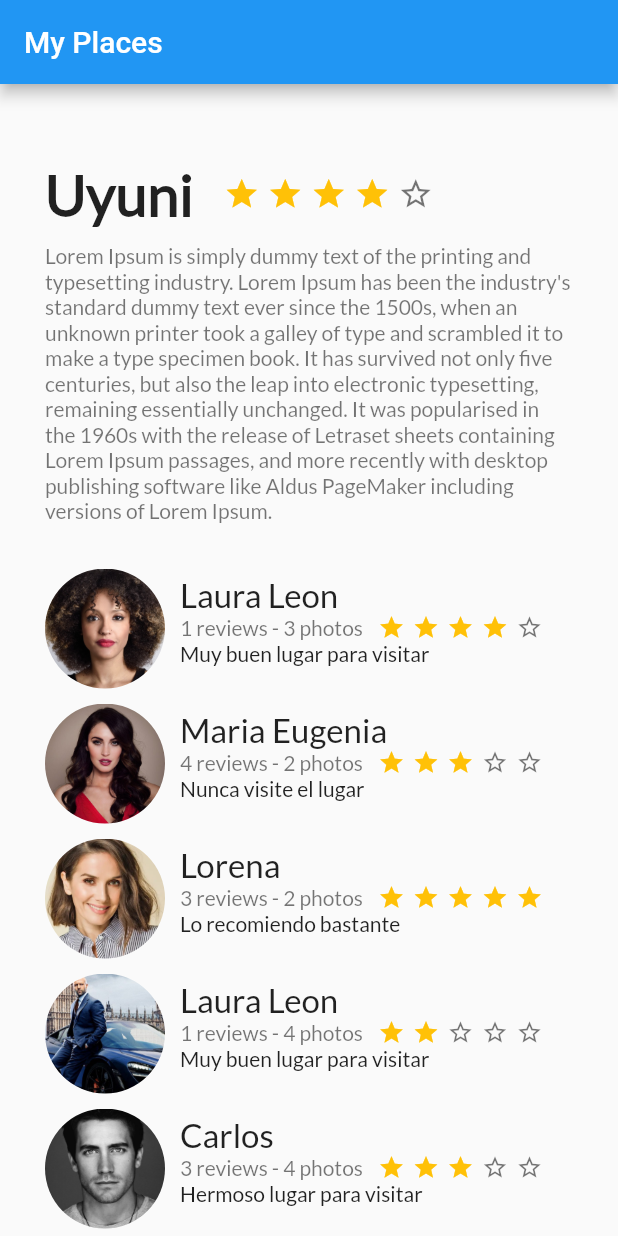
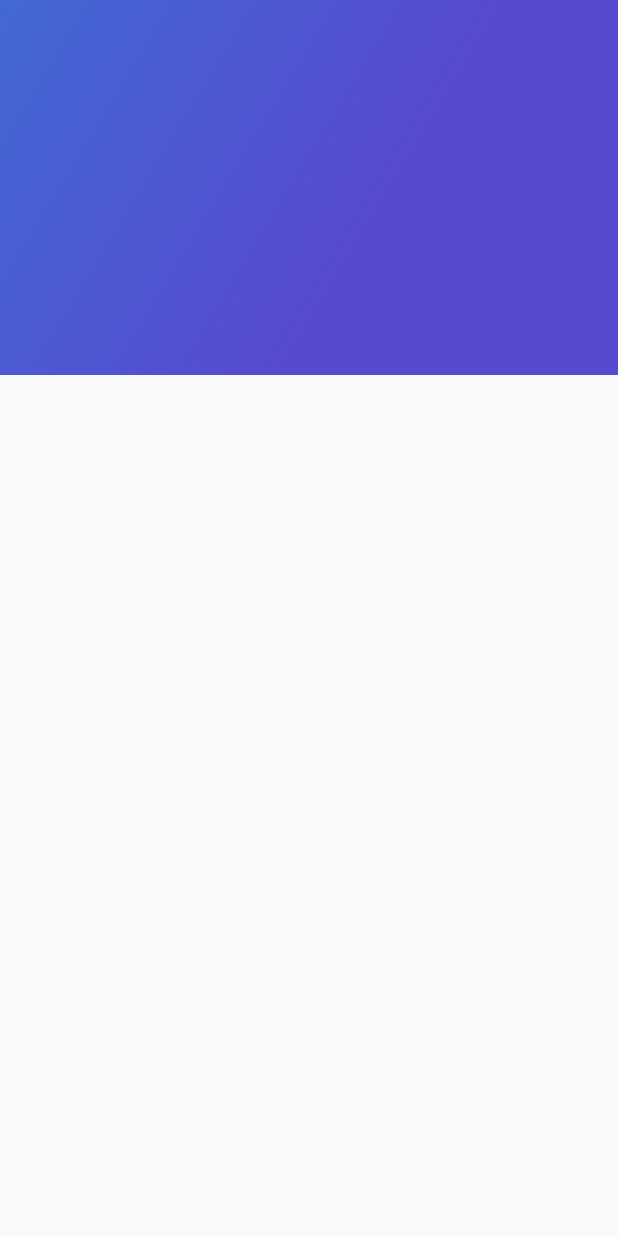
Before and after one commit to Rex501/Project-Flutter, a Flutter app: the screen it shows after launch, on a phone screen of 412 x 824 dp. Run offline on Flutter 3.47's test engine with Material 2 defaults, Android fonts, the phone set to English and light mode, and no system bars.

Commit message:
clase 3 (10/08/2021)

```diff
--- /dev/null
+++ b/lib/gradient_back.dart
@@ -0,0 +1,30 @@
+import 'package:flutter/material.dart';
+
+class GradientBack extends StatelessWidget
+{
+    @override
+    Widget build(BuildContext context)
+    {
+        final gradiente = Container
+        (
+            height: 250,
+            decoration: BoxDecoration
+            (
+                gradient: LinearGradient
+                (
+                    colors:
+                    [
+                        Color (0xFF4268D3),
+                        Color (0xFF574ACF)
+                    ],
+                    begin: FractionalOffset(0.0,0.0),
+                    end: FractionalOffset(1.0,1.0),
+                    stops: [0.0,0.6],
+                    tileMode: TileMode.clamp
+                )
+            ),
+        );
+
+        return gradiente;
+    }
+}
--- a/lib/home.dart
+++ b/lib/home.dart
@@ -1,5 +1,6 @@
 import 'package:flutter/material.dart';
 import 'package:proyecto_places/description_place.dart';
+import 'package:proyecto_places/gradient_back.dart';
 import 'package:proyecto_places/review.dart';
 import 'package:proyecto_places/review_list.dart';
 
@@ -44,18 +45,11 @@
 
     return Scaffold
       (
-      appBar: AppBar
-        (
-        title: Text
-          (
-            "My Places"
-        ),
-      ),
       body: Stack
         (
         children: <Widget>
         [
-          listView
+          GradientBack()
         ],
       ),
     );
--- /dev/null
+++ b/lib/home_app_bar.dart
@@ -0,0 +1,21 @@
+import 'package:flutter/material.dart';
+import 'package:proyecto_places/gradient_back.dart';
+
+
+class HomeAppBar extends StatelessWidget
+{
+    @override
+    Widget build(BuildContext context)
+    {
+        final appBar = Stack
+        (
+            children: <Widget>
+            [
+                GradientBack()
+            ],
+        );
+
+        return appBar;
+    }
+
+}
```
